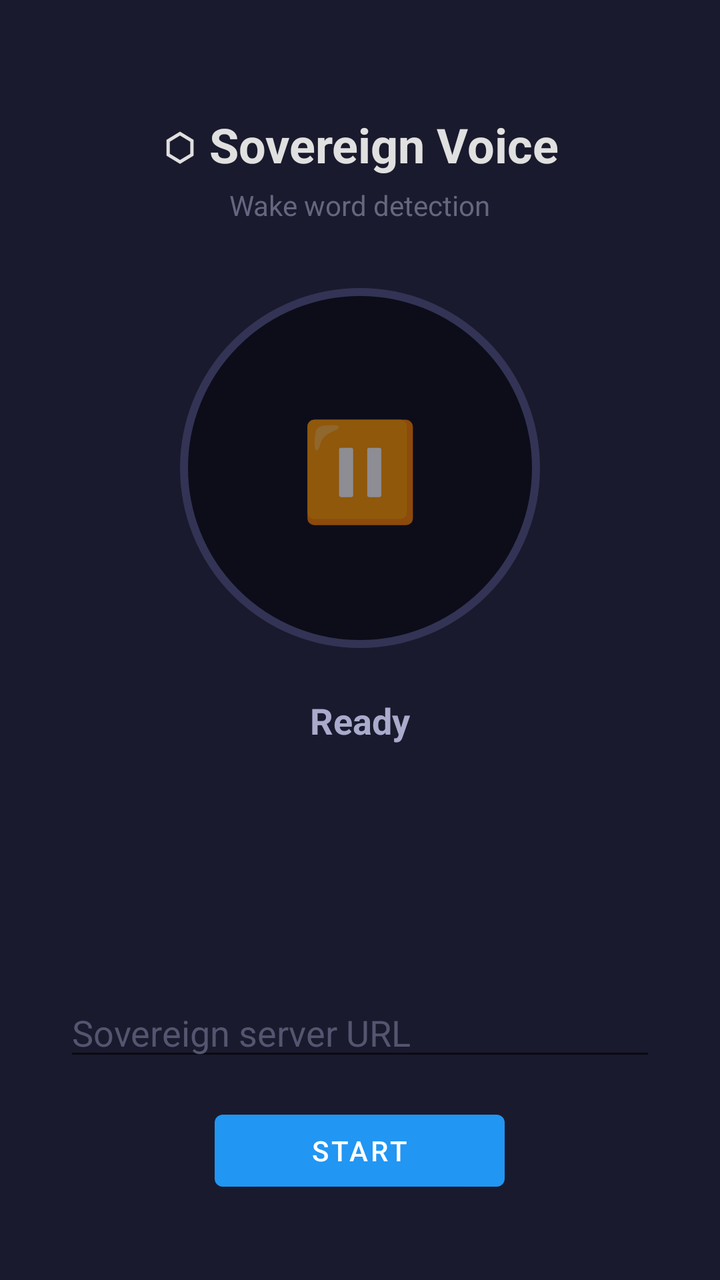
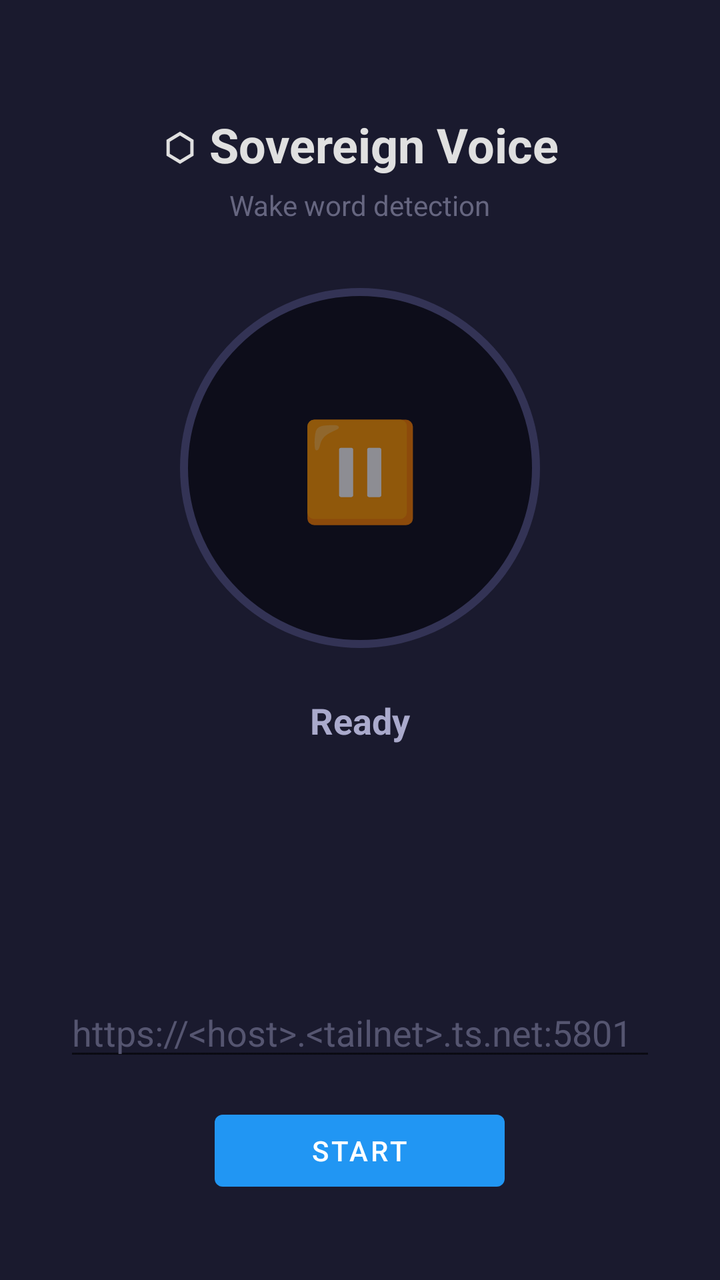

Two renders of the same Android screen: before a commit and after it. Below are the layout's source before the change and the commit's diff.
<!-- AndroidManifest.xml: application theme Theme.SovereignVoice -->
<!-- res/layout/activity_main.xml -->
<?xml version="1.0" encoding="utf-8"?>
<LinearLayout
    xmlns:android="http://schemas.android.com/apk/res/android"
    android:layout_width="match_parent"
    android:layout_height="match_parent"
    android:orientation="vertical"
    android:gravity="center_horizontal"
    android:padding="32dp"
    android:background="#1A1A2E">

    <TextView
        android:layout_width="wrap_content"
        android:layout_height="wrap_content"
        android:text="⬡ Sovereign Voice"
        android:textSize="24sp"
        android:textStyle="bold"
        android:textColor="#E0E0E0"
        android:layout_marginBottom="4dp"
        android:layout_marginTop="24dp" />

    <TextView
        android:layout_width="wrap_content"
        android:layout_height="wrap_content"
        android:text="Wake word detection"
        android:textSize="14sp"
        android:textColor="#666680"
        android:layout_marginBottom="32dp" />

    
    <FrameLayout
        android:layout_width="180dp"
        android:layout_height="180dp"
        android:layout_marginBottom="24dp">

        <View
            android:id="@+id/stateRing"
            android:layout_width="match_parent"
            android:layout_height="match_parent"
            android:background="@drawable/state_ring" />

        <TextView
            android:id="@+id/stateEmoji"
            android:layout_width="wrap_content"
            android:layout_height="wrap_content"
            android:layout_gravity="center"
            android:text="⏸"
            android:textSize="48sp" />
    </FrameLayout>

    <TextView
        android:id="@+id/statusText"
        android:layout_width="wrap_content"
        android:layout_height="wrap_content"
        android:text="Ready"
        android:textSize="18sp"
        android:textStyle="bold"
        android:textColor="#AAAACC"
        android:layout_marginBottom="8dp" />

    <TextView
        android:id="@+id/scoreText"
        android:layout_width="wrap_content"
        android:layout_height="wrap_content"
        android:text=""
        android:textSize="13sp"
        android:textColor="#555570"
        android:fontFamily="monospace"
        android:layout_marginBottom="24dp" />

    
    <TextView
        android:id="@+id/lastTranscription"
        android:layout_width="match_parent"
        android:layout_height="wrap_content"
        android:text=""
        android:textSize="15sp"
        android:textColor="#8888AA"
        android:textAlignment="center"
        android:minHeight="48dp"
        android:gravity="center"
        android:layout_marginBottom="24dp"
        android:paddingHorizontal="16dp" />

    <com.google.android.material.textfield.TextInputEditText
        android:id="@+id/serverInput"
        android:layout_width="match_parent"
        android:layout_height="wrap_content"
        android:hint="Sovereign server URL"
        android:inputType="textUri"
        android:textColor="#CCCCDD"
        android:textColorHint="#555570"
        android:layout_marginBottom="16dp" />

    <Button
        android:id="@+id/toggleButton"
        android:layout_width="wrap_content"
        android:layout_height="wrap_content"
        android:text="Start"
        android:paddingHorizontal="48dp" />

</LinearLayout>
<!-- resources referenced by this layout -->
<resources>
  <!-- drawable state_ring (drawable) -->
  <?xml version="1.0" encoding="utf-8"?>
  <shape xmlns:android="http://schemas.android.com/apk/res/android"
      android:shape="oval">
      <stroke
          android:width="4dp"
          android:color="#333355" />
      <solid
          android:color="#0D0D1A" />
  </shape>
  <style name="Theme.SovereignVoice" parent="Theme.MaterialComponents.DayNight.DarkActionBar">
          <item name="colorPrimary">#2196F3</item>
          <item name="colorPrimaryVariant">#1976D2</item>
          <item name="colorOnPrimary">#FFFFFF</item>
      </style>
</resources>

<!-- the commit's change to res/layout/activity_main.xml (unified diff, before → after) -->
@@ -85,7 +85,7 @@
         android:id="@+id/serverInput"
         android:layout_width="match_parent"
         android:layout_height="wrap_content"
-        android:hint="Sovereign server URL"
+        android:hint="https://&lt;host&gt;.&lt;tailnet&gt;.ts.net:5801"
         android:inputType="textUri"
         android:textColor="#CCCCDD"
         android:textColorHint="#555570"
